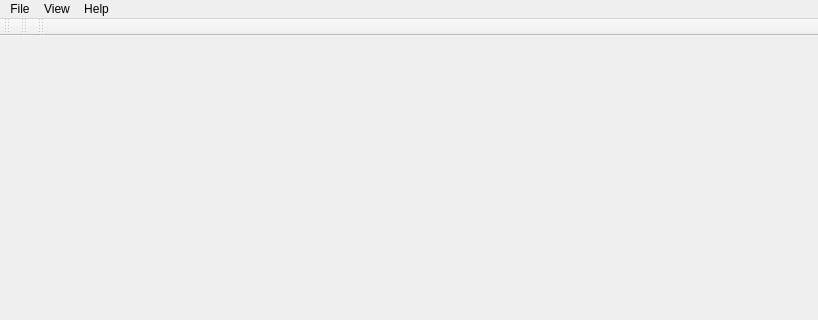
ckaus/EpiPy, file epipy/ui/view/mainwindow.ui: the form before one commit; both pictures show x 0 to 818 and y 0 to 320 of the 818 by 718 pixel window.
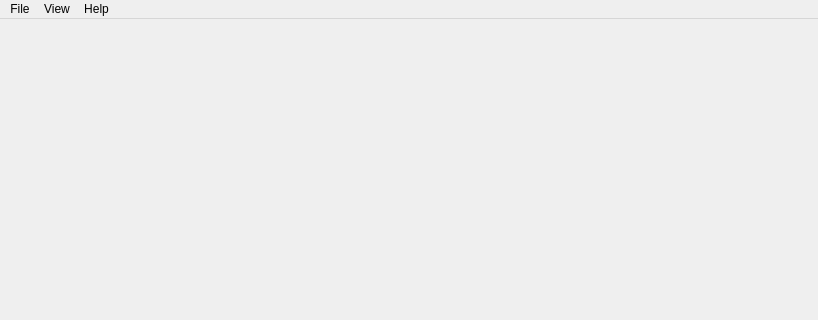
The form after the commit.

What changed in the file:
```diff
--- a/epipy/ui/view/mainwindow.ui
+++ b/epipy/ui/view/mainwindow.ui
@@ -71,39 +71,6 @@
    <addaction name="menu_help"/>
   </widget>
   <widget class="QStatusBar" name="statusbar"/>
-  <widget class="QToolBar" name="toolBar">
-   <property name="windowTitle">
-    <string>toolBar</string>
-   </property>
-   <attribute name="toolBarArea">
-    <enum>TopToolBarArea</enum>
-   </attribute>
-   <attribute name="toolBarBreak">
-    <bool>false</bool>
-   </attribute>
-  </widget>
-  <widget class="QToolBar" name="toolBar_2">
-   <property name="windowTitle">
-    <string>toolBar_2</string>
-   </property>
-   <attribute name="toolBarArea">
-    <enum>TopToolBarArea</enum>
-   </attribute>
-   <attribute name="toolBarBreak">
-    <bool>false</bool>
-   </attribute>
-  </widget>
-  <widget class="QToolBar" name="toolBar_3">
-   <property name="windowTitle">
-    <string>toolBar_3</string>
-   </property>
-   <attribute name="toolBarArea">
-    <enum>TopToolBarArea</enum>
-   </attribute>
-   <attribute name="toolBarBreak">
-    <bool>false</bool>
-   </attribute>
-  </widget>
   <action name="open_file_action">
    <property name="text">
     <string>Open File...</string>
```
